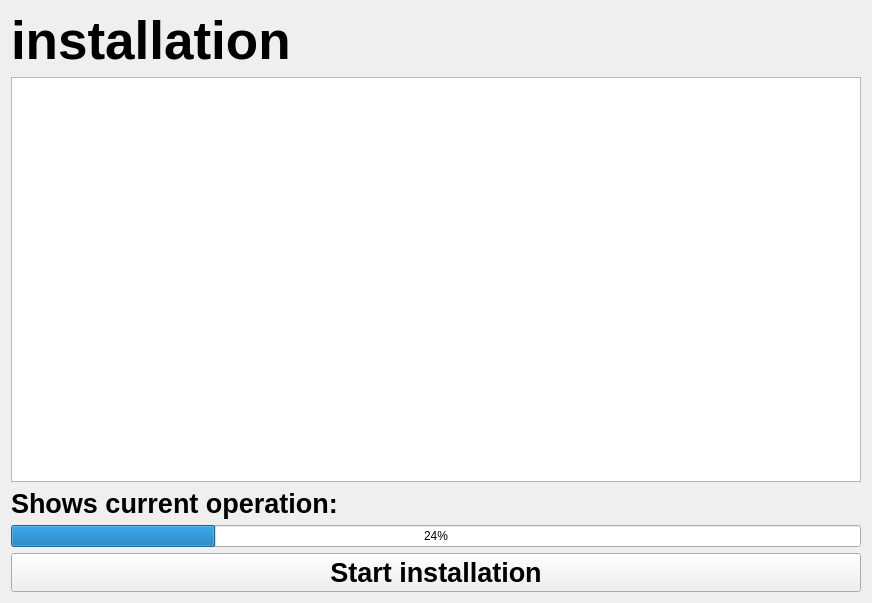
This is install.ui in n1cef/kraken_installer as Qt 5 draws it before an edit. The edited form follows.
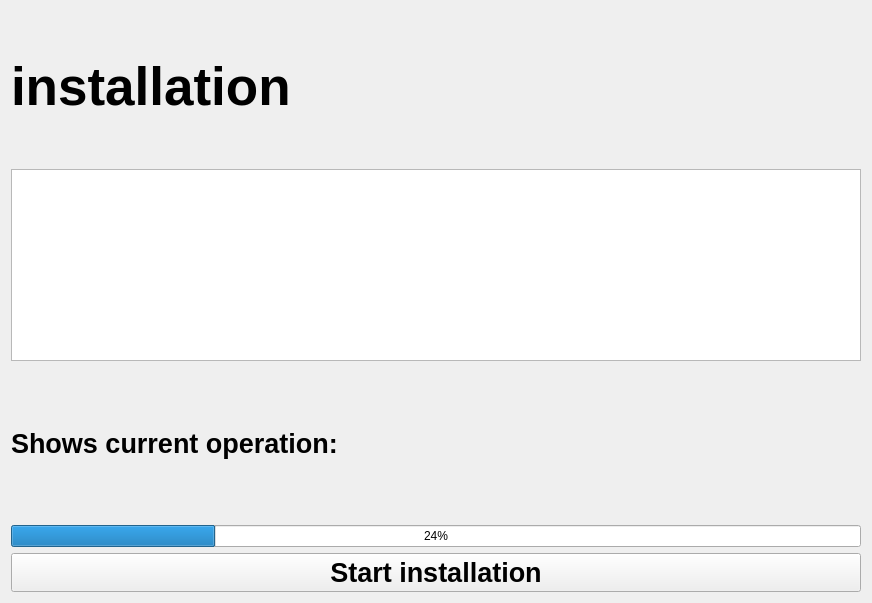
This is the edited form.

Commit message: another design shit

Diff of the .ui file:
```diff
--- a/install.ui
+++ b/install.ui
@@ -32,6 +32,12 @@
    </item>
    <item>
     <widget class="QPlainTextEdit" name="outputConsole">
+     <property name="sizePolicy">
+      <sizepolicy hsizetype="Expanding" vsizetype="Maximum">
+       <horstretch>0</horstretch>
+       <verstretch>0</verstretch>
+      </sizepolicy>
+     </property>
      <property name="font">
       <font>
        <family>SpaceMono Nerd Font</family>
```
The commit also changes 2 other files.
